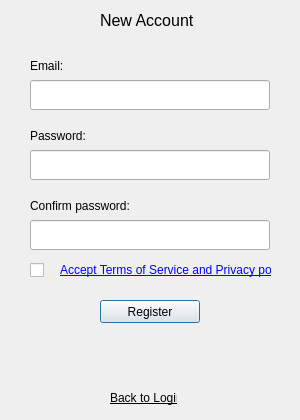
pcloudcom/pfs-gui, file pCloud/registerwindow.ui: the form before one commit.
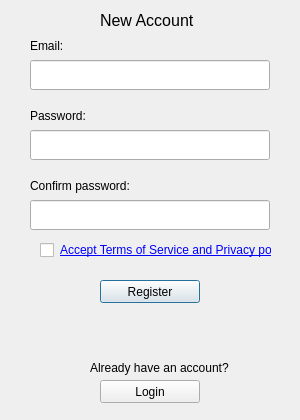
The form after the commit.

What changed in the file:
```diff
--- a/pCloud/registerwindow.ui
+++ b/pCloud/registerwindow.ui
@@ -18,7 +18,7 @@
     <property name="geometry">
      <rect>
       <x>30</x>
-      <y>150</y>
+      <y>130</y>
       <width>240</width>
       <height>30</height>
      </rect>
@@ -31,7 +31,7 @@
     <property name="geometry">
      <rect>
       <x>30</x>
-      <y>80</y>
+      <y>60</y>
       <width>240</width>
       <height>30</height>
      </rect>
@@ -41,9 +41,9 @@
     <property name="geometry">
      <rect>
       <x>20</x>
-      <y>340</y>
+      <y>320</y>
       <width>260</width>
-      <height>40</height>
+      <height>21</height>
      </rect>
     </property>
     <property name="text">
@@ -54,7 +54,7 @@
     <property name="geometry">
      <rect>
       <x>30</x>
-      <y>120</y>
+      <y>100</y>
       <width>111</width>
       <height>31</height>
      </rect>
@@ -67,7 +67,7 @@
     <property name="geometry">
      <rect>
       <x>30</x>
-      <y>50</y>
+      <y>30</y>
       <width>111</width>
       <height>31</height>
      </rect>
@@ -80,7 +80,7 @@
     <property name="geometry">
      <rect>
       <x>100</x>
-      <y>300</y>
+      <y>280</y>
       <width>100</width>
       <height>23</height>
      </rect>
@@ -96,7 +96,7 @@
     <property name="geometry">
      <rect>
       <x>30</x>
-      <y>220</y>
+      <y>200</y>
       <width>240</width>
       <height>30</height>
      </rect>
@@ -112,7 +112,7 @@
     <property name="geometry">
      <rect>
       <x>30</x>
-      <y>190</y>
+      <y>170</y>
       <width>111</width>
       <height>31</height>
      </rect>
@@ -124,8 +124,8 @@
    <widget class="QCheckBox" name="accepttos">
     <property name="geometry">
      <rect>
-      <x>30</x>
-      <y>260</y>
+      <x>40</x>
+      <y>240</y>
       <width>20</width>
       <height>20</height>
      </rect>
@@ -138,7 +138,7 @@
     <property name="geometry">
      <rect>
       <x>60</x>
-      <y>260</y>
+      <y>240</y>
       <width>211</width>
       <height>21</height>
      </rect>
@@ -171,19 +171,27 @@
    <widget class="QLabel" name="loginLabel">
     <property name="geometry">
      <rect>
-      <x>110</x>
-      <y>390</y>
-      <width>67</width>
+      <x>90</x>
+      <y>360</y>
+      <width>141</width>
       <height>16</height>
      </rect>
     </property>
-    <property name="font">
-     <font>
-      <underline>true</underline>
-     </font>
+    <property name="text">
+     <string>Already have an account?</string>
     </property>
+   </widget>
+   <widget class="QPushButton" name="loginButton">
+    <property name="geometry">
+     <rect>
+      <x>100</x>
+      <y>380</y>
+      <width>100</width>
+      <height>23</height>
+     </rect>
+    </property>
     <property name="text">
-     <string>Back to Login</string>
+     <string>Login</string>
     </property>
    </widget>
   </widget>
```
Left out of the diff: 2 changed lines with no effect on the pictures.
